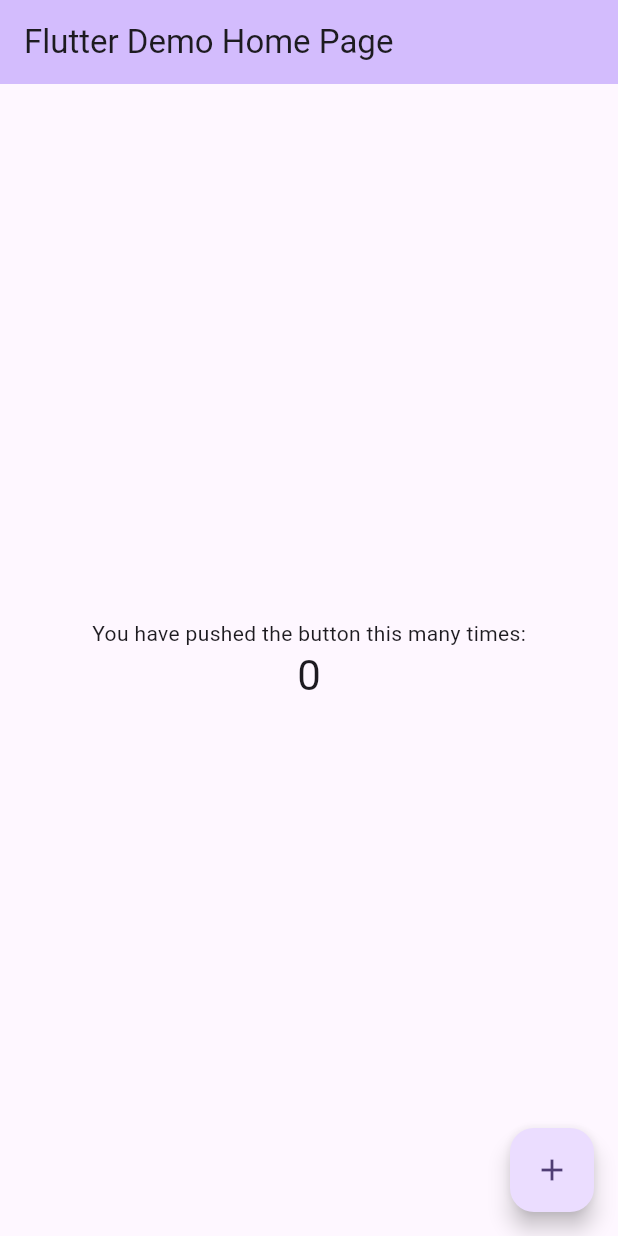
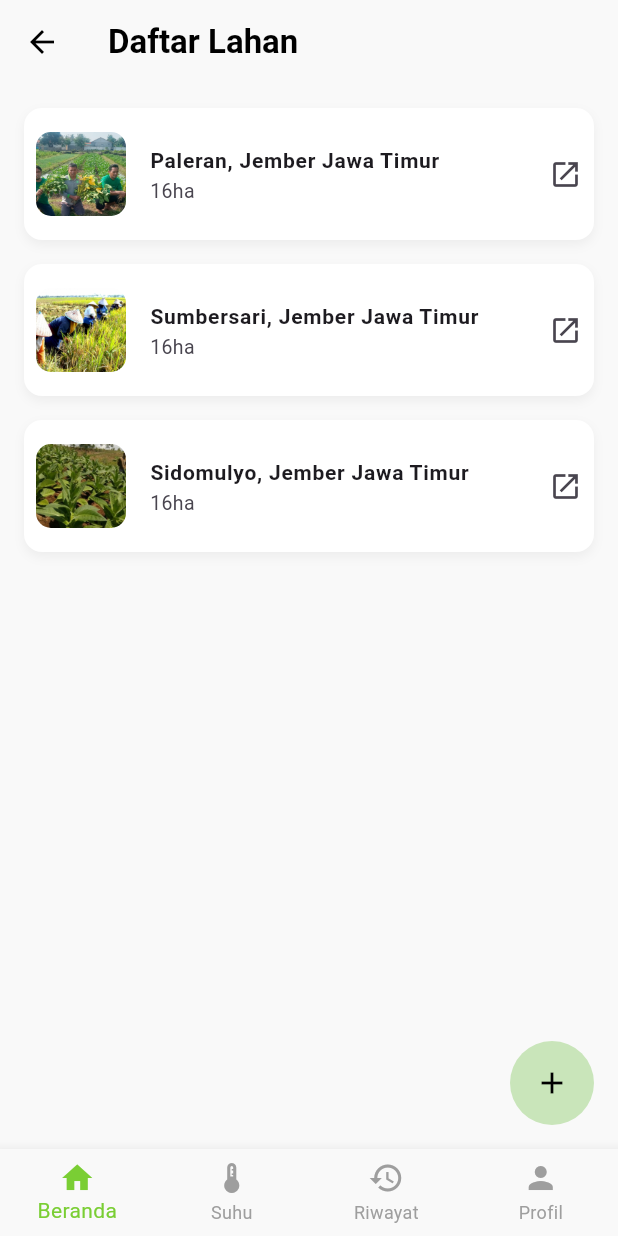
Before and after one commit to MuhammadAkaSahadi/Projek_UAS_PBM, a Flutter app: the screen it shows after launch, on a phone screen of 412 x 824 dp. Run offline on Flutter 3.47's test engine with Material 3 defaults, Android fonts, the phone set to English and light mode, and no system bars; our stand-ins replace flutter_map, latlong2.

Commit message:
nofan commit

```diff
--- a/lib/main.dart
+++ b/lib/main.dart
@@ -1,4 +1,7 @@
 import 'package:flutter/material.dart';
+import 'package:projek_uas/pages/mapping.dart';
+import 'package:animations/animations.dart';
+
 
 void main() {
   runApp(const MyApp());
@@ -9,62 +12,80 @@ class MyApp extends StatelessWidget {
 
   @override
   Widget build(BuildContext context) {
-    return MaterialApp(
-      title: 'Flutter Demo',
-      theme: ThemeData(
-        colorScheme: ColorScheme.fromSeed(seedColor: Colors.deepPurple),
-      ),
-      home: const MyHomePage(title: 'Flutter Demo Home Page'),
-    );
-  }
+ return MaterialApp(
+      debugShowCheckedModeBanner: false,
+      theme: ThemeData(fontFamily: 'Roboto'),
+      home: const MainPage(),
+      color: Color(0xFFF6F8ED),
+
+    );  }
 }
 
-class MyHomePage extends StatefulWidget {
-  const MyHomePage({super.key, required this.title});
-
-  final String title;
+class MainPage extends StatefulWidget {
+  const MainPage({super.key});
 
   @override
-  State<MyHomePage> createState() => _MyHomePageState();
+  State<MainPage> createState() => _MainPageState();
 }
 
-class _MyHomePageState extends State<MyHomePage> {
-  int _counter = 0;
+class _MainPageState extends State<MainPage> {
+  int _currentIndex = 0;
 
-  void _incrementCounter() {
-    setState(() {
-      _counter++;
-    });
-  }
+  final List<Widget> _pages = const [
+    MappingPage(),
 
+  ];
   @override
   Widget build(BuildContext context) {
-
     return Scaffold(
-      appBar: AppBar(
-
-        backgroundColor: Theme.of(context).colorScheme.inversePrimary,
-
-        title: Text(widget.title),
-      ),
-      body: Center(
-
-        child: Column(
-
-          mainAxisAlignment: MainAxisAlignment.center,
-          children: <Widget>[
-            const Text('You have pushed the button this many times:'),
-            Text(
-              '$_counter',
-              style: Theme.of(context).textTheme.headlineMedium,
-            ),
-          ],
+      backgroundColor: const Color(0xFFF9F9F9),
+      body: SafeArea(
+        child: PageTransitionSwitcher(
+          duration: const Duration(milliseconds: 300),
+          transitionBuilder: (child, animation, secondaryAnimation) {
+            return FadeThroughTransition(
+              animation: animation,
+              secondaryAnimation: secondaryAnimation,
+              child: child,
+            );
+          },
+          child: _pages[_currentIndex],
         ),
       ),
-      floatingActionButton: FloatingActionButton(
-        onPressed: _incrementCounter,
-        tooltip: 'Increment',
-        child: const Icon(Icons.add),
+      bottomNavigationBar: BottomNavigationBar(
+        currentIndex: _currentIndex,
+        selectedItemColor: Color(0xFF7ACE34),
+        backgroundColor: const Color(0xFFF9F9F9),
+        unselectedItemColor: Colors.grey,
+        showSelectedLabels: true,
+        showUnselectedLabels: true,
+        type: BottomNavigationBarType.fixed,
+        onTap: (index) {
+          if (_currentIndex != index) {
+            setState(() {
+              _currentIndex = index;
+            });
+          }
+        },
+        items: const [
+          BottomNavigationBarItem(
+            icon: Icon(Icons.home),
+            label: 'Beranda',
+          ),
+          BottomNavigationBarItem(
+            icon: Icon(Icons.thermostat),
+            label: 'Suhu',
+          ),
+          BottomNavigationBarItem(
+            icon: Icon(Icons.history),
+            label: 'Riwayat',
+          ),
+
+          BottomNavigationBarItem(
+            icon: Icon(Icons.person),
+            label: 'Profil',
+          ),
+        ],
       ),
     );
   }
--- /dev/null
+++ b/lib/pages/mapping.dart
@@ -0,0 +1,110 @@
+import 'package:flutter/material.dart';
+import 'package:projek_uas/pages/add_mapping.dart';
+
+
+class MappingPage extends StatelessWidget {
+  const MappingPage({super.key});
+
+  @override
+  Widget build(BuildContext context) {
+    final List<Map<String, String>> lahanList = [
+      {
+        "title": "Paleran, Jember Jawa Timur",
+        "image": "assets/images/lahan1.png",
+        "size": "16ha",
+      },
+      {
+        "title": "Sumbersari, Jember Jawa Timur",
+        "image": "assets/images/lahan2.png",
+        "size": "16ha",
+      },
+      {
+        "title": "Sidomulyo, Jember Jawa Timur",
+        "image": "assets/images/lahan3.png",
+        "size": "16ha",
+      },
+    ];
+
+    return Scaffold(
+      backgroundColor: const Color(0xFFF9F9F9),
+      appBar: AppBar(
+        backgroundColor: const Color(0xFFF9F9F9),
+        elevation: 0,
+        leading: IconButton(
+          icon: const Icon(Icons.arrow_back, color: Colors.black),
+          onPressed: () => Navigator.of(context).pop(),
+        ),
+        title: const Text(
+          "Daftar Lahan",
+          style: TextStyle(
+            color: Colors.black,
+            fontSize: 22,
+            fontWeight: FontWeight.bold,
+          ),
+        ),
+      ),
+      body: ListView.builder(
+        itemCount: lahanList.length,
+        padding: const EdgeInsets.all(16),
+        itemBuilder: (context, index) {
+          final lahan = lahanList[index];
+          return Container(
+            margin: const EdgeInsets.only(bottom: 16),
+            decoration: BoxDecoration(
+              color: Colors.white,
+              borderRadius: BorderRadius.circular(12),
+              boxShadow: [
+                BoxShadow(
+                  color: Color.fromRGBO(128, 128, 128, 0.1),
+                  blurRadius: 5,
+                  offset: const Offset(0, 3),
+                ),
+              ],
+            ),
+            child: ListTile(
+              contentPadding: const EdgeInsets.all(8),
+              leading: ClipRRect(
+                borderRadius: BorderRadius.circular(10),
+                child: Image.asset(
+                  lahan["image"]!,
+                  width: 60,
+                  height: 60,
+                  fit: BoxFit.cover,
+                ),
+              ),
+              title: Text(
+                lahan["title"]!,
+                style: const TextStyle(
+                  fontWeight: FontWeight.bold,
+                  fontSize: 14,
+                ),
+              ),
+              subtitle: Text(
+                lahan["size"]!,
+                style: const TextStyle(fontSize: 13),
+              ),
+              trailing: const Icon(Icons.open_in_new, size: 22),
+              onTap: () {
+                // Handle view detail navigation
+              },
+            ),
+          );
+        },
+      ),
+    floatingActionButton: FloatingActionButton(
+  onPressed: () {
+    Navigator.push(
+      context,
+      MaterialPageRoute(builder: (context) => const AddMappingPage()),
+    );
+  },
+  backgroundColor: const Color(0xFFC9E5BA),
+  shape: const CircleBorder(),
+  elevation: 0,
+  highlightElevation: 0,
+  child: const Icon(Icons.add, color: Colors.black),
+),
+
+    );
+  }
+}
```
Also changed, not shown: lib/pages/add_mapping.dart (added, +114 -0 lines), pubspec.yaml (+7 -3 lines), assets/font/DMSans-Bold.ttf (added), assets/font/DMSans-Light.ttf (added), assets/font/DMSans-Regular.ttf (added), assets/images/lahan1.png (added), assets/images/lahan2.png (added), assets/images/lahan3.png (added), pubspec.lock.
